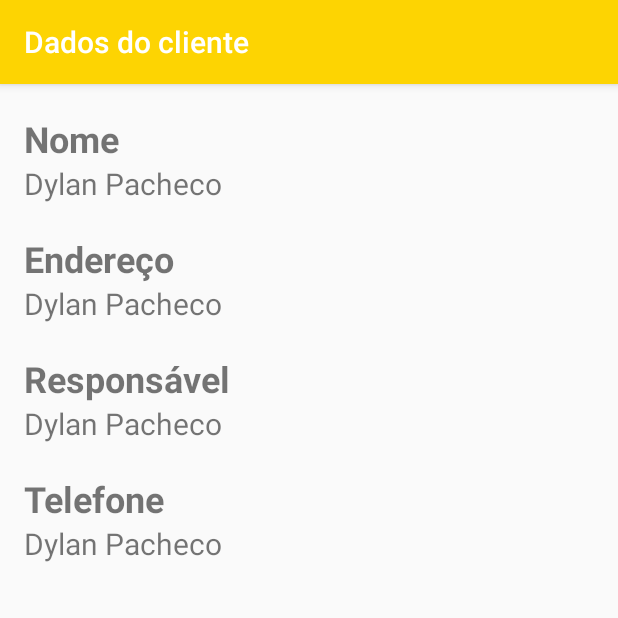
After one commit to DylanPachecoCoder/Bananapp, an Android app: the DadosClienteActivity screen opened directly, with no data from a screen before it, on a phone screen of 412 x 824 dp, the top half of it. The commit adds this screen. Run offline under Robolectric (Android 15) with nearby library versions, the phone set to English and light mode, and no system bars.

Commit message:
Criação da tela de dados do cliente

```diff
--- a/app/src/main/AndroidManifest.xml
+++ b/app/src/main/AndroidManifest.xml
@@ -9,9 +9,10 @@
         android:roundIcon="@mipmap/ic_launcher_round"
         android:supportsRtl="true"
         android:theme="@style/AppTheme">
-        <activity android:name=".ui.activity.CadastraClienteActivity"></activity>
-        <activity android:name=".ui.activity.ClienteActivity" />
-        <activity android:name=".ui.activity.ClienteActivity" />
+        <activity android:name=".ui.activity.DadosClienteActivity"></activity>
+        <activity android:name=".ui.MainActivity" />
+        <activity android:name=".ui.activity.CadastraClienteActivity" />
+        <activity android:name=".ui.activity.ListaClientesActivity" />
         <activity android:name=".ui.activity.MenuGerenteActivity">
             <intent-filter>
                 <action android:name="android.intent.action.MAIN" />
--- /dev/null
+++ b/app/src/main/java/com/fatec/banannap2/dao/ClienteDAO.kt
@@ -0,0 +1,4 @@
+package com.fatec.banannap2.dao
+
+class ClienteDAO {
+}
--- a/app/src/main/java/com/fatec/banannap2/ui/model/Cliente.kt
+++ b/app/src/main/java/com/fatec/banannap2/model/Cliente.kt
@@ -1,6 +1,4 @@
-package com.fatec.banannap2.ui.model
-
-import java.math.BigDecimal
+package com.fatec.banannap2.model
 
 class Cliente (val nomeComercio : String
 //               val endereco : String,
--- /dev/null
+++ b/app/src/main/java/com/fatec/banannap2/ui/activity/DadosClienteActivity.kt
@@ -0,0 +1,17 @@
+package com.fatec.banannap2.ui.activity
+
+import androidx.appcompat.app.AppCompatActivity
+import android.os.Bundle
+import com.fatec.banannap2.R
+
+class DadosClienteActivity : AppCompatActivity() {
+
+    override fun onCreate(savedInstanceState: Bundle?) {
+        super.onCreate(savedInstanceState)
+        setContentView(R.layout.activity_dados_cliente)
+
+        title = "Dados do cliente"
+
+
+    }
+}
--- a/app/src/main/java/com/fatec/banannap2/ui/activity/ClienteActivity.kt
+++ b/app/src/main/java/com/fatec/banannap2/ui/activity/ListaClientesActivity.kt
@@ -6,11 +6,11 @@ import android.os.Bundle
 import android.view.View
 import com.fatec.banannap2.R
 import com.fatec.banannap2.ui.adapter.ListClientesAdapter
-import com.fatec.banannap2.ui.model.Cliente
+import com.fatec.banannap2.model.Cliente
 import kotlinx.android.synthetic.main.activity_cliente.*
 import kotlinx.android.synthetic.main.recyclerview_cliente_list.*
 
-class ClienteActivity : AppCompatActivity() {
+class ListaClientesActivity : AppCompatActivity() {
 
     override fun onCreate(savedInstanceState: Bundle?) {
         super.onCreate(savedInstanceState)
@@ -29,7 +29,11 @@ class ClienteActivity : AppCompatActivity() {
         listaClientes.addAll(mutableListOf)
 
         val recyclerView = list_clientes_recyclerview
-        recyclerView.adapter = ListClientesAdapter(listaClientes, this)
+        recyclerView.adapter = ListClientesAdapter(listaClientes, this){
+            cliente : Cliente ->
+            val vaiParaClienteActivity = Intent(this, DadosClienteActivity::class.java)
+            startActivity(vaiParaClienteActivity)
+        }
 
 
         val fab = floatingActionButton
--- a/app/src/main/java/com/fatec/banannap2/ui/activity/MenuGerenteActivity.kt
+++ b/app/src/main/java/com/fatec/banannap2/ui/activity/MenuGerenteActivity.kt
@@ -4,9 +4,7 @@ import android.content.Intent
 import androidx.appcompat.app.AppCompatActivity
 import android.os.Bundle
 import com.fatec.banannap2.R
-import com.fatec.banannap2.ui.model.Cliente
 import kotlinx.android.synthetic.main.activity_menu_gerente.*
-import java.math.BigDecimal
 
 class MenuGerenteActivity : AppCompatActivity() {
 
@@ -17,7 +15,7 @@ class MenuGerenteActivity : AppCompatActivity() {
         val botaoPedido = menu_cardview_cliente
 
         botaoPedido.setOnClickListener { view ->
-            val vaiParaClienteActivity = Intent(this, ClienteActivity::class.java)
+            val vaiParaClienteActivity = Intent(this, ListaClientesActivity::class.java)
             startActivity(vaiParaClienteActivity)
 
         }
--- a/app/src/main/java/com/fatec/banannap2/ui/adapter/ListClientesAdapter.kt
+++ b/app/src/main/java/com/fatec/banannap2/ui/adapter/ListClientesAdapter.kt
@@ -6,11 +6,12 @@ import android.view.View
 import android.view.ViewGroup
 import androidx.recyclerview.widget.RecyclerView
 import com.fatec.banannap2.R
-import com.fatec.banannap2.ui.model.Cliente
+import com.fatec.banannap2.model.Cliente
 import kotlinx.android.synthetic.main.item_cliente.view.*
 
 class ListClientesAdapter(private val listaClientes: MutableList<Cliente>,
-                          private val context: Context) : RecyclerView.Adapter<RecyclerView.ViewHolder>() {
+                          private val context: Context,
+                          val onClick : (Cliente) -> Unit) : RecyclerView.Adapter<RecyclerView.ViewHolder>() {
 
     override fun onCreateViewHolder(parent: ViewGroup, viewType: Int): RecyclerView.ViewHolder {
         val view = LayoutInflater.from(context).inflate(R.layout.item_cliente, parent, false)
@@ -30,8 +31,10 @@ class ListClientesAdapter(private val listaClientes: MutableList<Cliente>,
 
     fun RecyclerView.ViewHolder.bindView(cliente: Cliente) {
         val nomeCliente = itemView.lista_cliente_nome
-
         nomeCliente.text = cliente.nomeComercio
+        itemView.setOnClickListener{
+            onClick.invoke(cliente)
+        }
 
     }
 
--- a/app/src/main/res/layout/activity_cliente.xml
+++ b/app/src/main/res/layout/activity_cliente.xml
@@ -4,7 +4,7 @@
     xmlns:tools="http://schemas.android.com/tools"
     android:layout_width="match_parent"
     android:layout_height="match_parent"
-    tools:context="com.fatec.banannap2.ui.activity.ClienteActivity">
+    tools:context="com.fatec.banannap2.ui.activity.ListaClientesActivity">
 
     <include layout="@layout/recyclerview_cliente_list"/>
 
--- /dev/null
+++ b/app/src/main/res/layout/activity_dados_cliente.xml
@@ -0,0 +1,101 @@
+<?xml version="1.0" encoding="utf-8"?>
+<androidx.constraintlayout.widget.ConstraintLayout xmlns:android="http://schemas.android.com/apk/res/android"
+    xmlns:app="http://schemas.android.com/apk/res-auto"
+    xmlns:tools="http://schemas.android.com/tools"
+    android:layout_width="match_parent"
+    android:layout_height="match_parent"
+    tools:context=".ui.activity.CadastraClienteActivity">
+
+    <TextView
+        android:id="@+id/cadastra_cliente_textview_nome"
+        android:layout_width="wrap_content"
+        android:layout_height="wrap_content"
+        android:text="Nome"
+        android:textSize="24sp"
+        android:textStyle="bold"
+        android:layout_marginStart="16dp"
+        android:layout_marginTop="20dp"
+        app:layout_constraintStart_toStartOf="parent"
+        app:layout_constraintTop_toTopOf="parent"/>
+
+    <TextView
+        android:id="@+id/cadastro_textview_apelido_layout"
+        android:layout_width="0dp"
+        android:layout_height="wrap_content"
+        android:layout_marginEnd="16dp"
+        android:text="Dylan Pacheco"
+        android:textSize="20sp"
+        app:layout_constraintEnd_toEndOf="parent"
+        app:layout_constraintStart_toStartOf="@+id/cadastra_cliente_textview_nome"
+        app:layout_constraintTop_toBottomOf="@id/cadastra_cliente_textview_nome"/>
+
+    <TextView
+        android:id="@+id/editText4"
+        android:layout_width="wrap_content"
+        android:layout_height="wrap_content"
+        android:layout_marginStart="16dp"
+        android:text="Endereço"
+        android:textSize="24sp"
+        android:textStyle="bold"
+        android:layout_marginTop="20dp"
+        app:layout_constraintStart_toStartOf="parent"
+        app:layout_constraintTop_toBottomOf="@id/cadastro_textview_apelido_layout" />
+
+    <TextView
+        android:id="@+id/cadastro_textview_nome_layout"
+        android:layout_width="0dp"
+        android:layout_height="wrap_content"
+        android:text="Dylan Pacheco"
+        android:textSize="20sp"
+        android:layout_marginBottom="16dp"
+        app:layout_constraintTop_toBottomOf="@id/editText4"
+        app:layout_constraintStart_toStartOf="@id/cadastro_textview_apelido_layout"
+        app:layout_constraintEnd_toEndOf="@id/cadastro_textview_apelido_layout"/>
+
+
+    <TextView
+        android:id="@+id/cadastra_cliente_textview_responsavel"
+        android:layout_width="wrap_content"
+        android:layout_height="wrap_content"
+        android:layout_marginStart="16dp"
+        android:text="Responsável"
+        android:textSize="24sp"
+        android:textStyle="bold"
+        android:layout_marginTop="20dp"
+        app:layout_constraintStart_toStartOf="parent"
+        app:layout_constraintTop_toBottomOf="@id/cadastro_textview_nome_layout"/>
+
+    <TextView
+        android:id="@+id/cadastro_textview_agencia_layout"
+        android:layout_width="0dp"
+        android:layout_height="wrap_content"
+        android:text="Dylan Pacheco"
+        android:textSize="20sp"
+        android:layout_marginBottom="16dp"
+        app:layout_constraintTop_toBottomOf="@id/cadastra_cliente_textview_responsavel"
+        app:layout_constraintStart_toStartOf="@id/cadastro_textview_nome_layout"
+        app:layout_constraintEnd_toEndOf="@id/cadastro_textview_nome_layout"/>
+
+    <TextView
+        android:id="@+id/cadastra_cliente_textview_telefone"
+        android:layout_width="wrap_content"
+        android:layout_height="wrap_content"
+        android:layout_marginStart="16dp"
+        android:text="Telefone"
+        android:textSize="24sp"
+        android:textStyle="bold"
+        android:layout_marginTop="20dp"
+        app:layout_constraintStart_toStartOf="parent"
+        app:layout_constraintTop_toBottomOf="@+id/cadastro_textview_agencia_layout" />
+
+    <TextView
+        android:id="@+id/cadastro_textview_conta_layout"
+        android:layout_width="0dp"
+        android:layout_height="wrap_content"
+        android:text="Dylan Pacheco"
+        android:textSize="20sp"
+        app:layout_constraintTop_toBottomOf="@id/cadastra_cliente_textview_telefone"
+        app:layout_constraintStart_toStartOf="@id/cadastro_textview_agencia_layout"
+        app:layout_constraintEnd_toEndOf="@id/cadastro_textview_agencia_layout"/>
+
+</androidx.constraintlayout.widget.ConstraintLayout>
--- a/app/src/main/res/layout/activity_menu_gerente.xml
+++ b/app/src/main/res/layout/activity_menu_gerente.xml
@@ -12,7 +12,6 @@
         android:layout_width="170dp"
         android:layout_height="120dp"
         android:layout_marginTop="25dp"
-        android:background="@android:color/white"
         app:cardCornerRadius="10dp"
         app:cardElevation="20dp"
         app:cardMaxElevation="50dp"
@@ -20,6 +19,7 @@
         app:layout_constraintHorizontal_bias="0.17"
         app:layout_constraintStart_toStartOf="parent"
         app:layout_constraintTop_toTopOf="parent">
+
 
         <androidx.constraintlayout.widget.ConstraintLayout
             android:layout_width="match_parent"
@@ -47,6 +47,7 @@
                 app:layout_constraintStart_toStartOf="parent" />
 
         </androidx.constraintlayout.widget.ConstraintLayout>
+
 
     </androidx.cardview.widget.CardView>
 
--- a/app/src/main/res/layout/recyclerview_cliente_list.xml
+++ b/app/src/main/res/layout/recyclerview_cliente_list.xml
@@ -4,7 +4,7 @@
     android:layout_height="match_parent"
     xmlns:tools="http://schemas.android.com/tools"
     xmlns:app="http://schemas.android.com/apk/res-auto"
-    tools:context=".ui.activity.ClienteActivity"
+    tools:context=".ui.activity.ListaClientesActivity"
     tools:showIn="@layout/activity_cliente">
 
     <androidx.recyclerview.widget.RecyclerView
```
